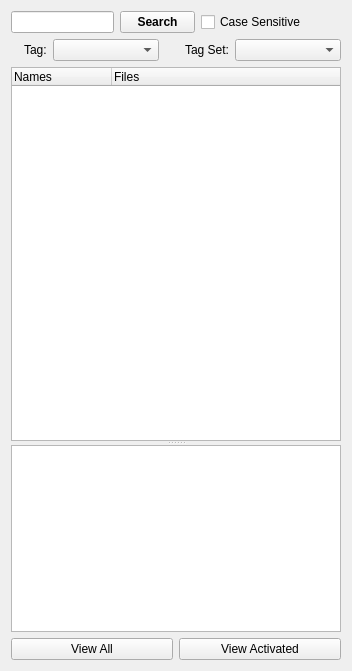
Old version of the form src/listsdock.ui in the repository fontmatrix/fontmatrix.
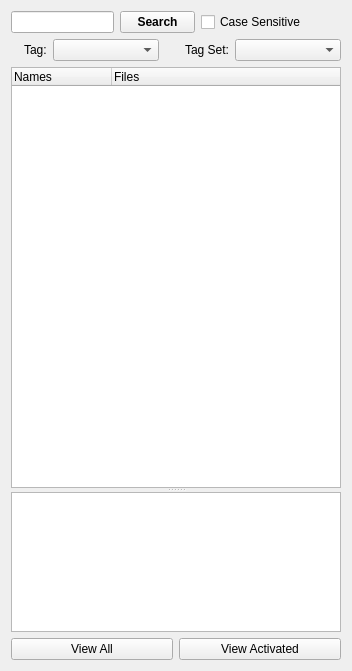
New version of the form. Custom widgets are drawn as their Qt base class.

```diff
--- a/src/listsdock.ui
+++ b/src/listsdock.ui
@@ -167,7 +167,7 @@
       <property name="sizePolicy" >
        <sizepolicy vsizetype="Expanding" hsizetype="Expanding" >
         <horstretch>0</horstretch>
-        <verstretch>2</verstretch>
+        <verstretch>3</verstretch>
        </sizepolicy>
       </property>
       <property name="font" >
```
